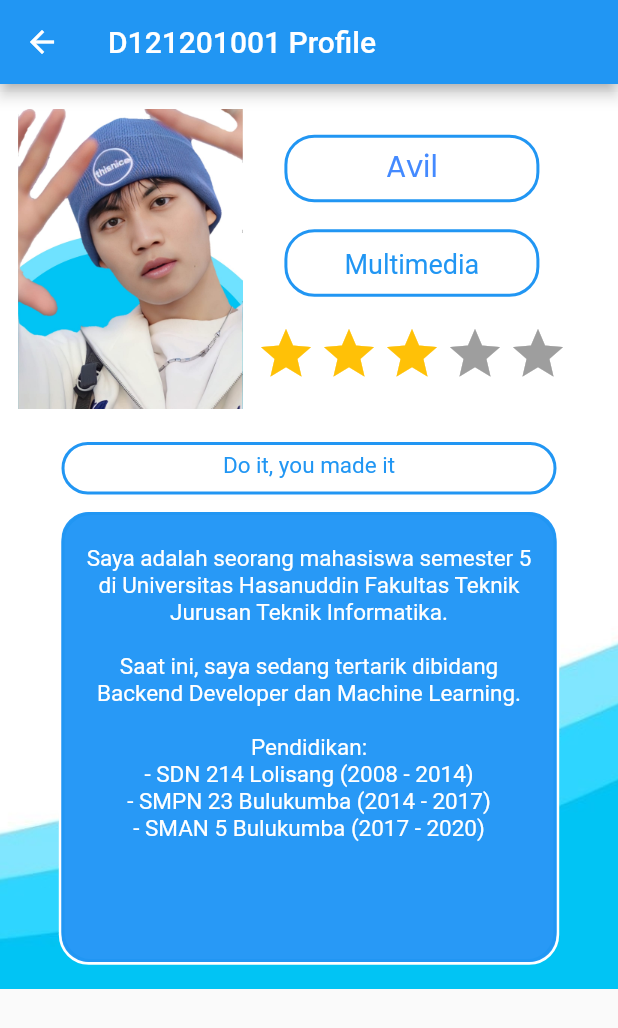
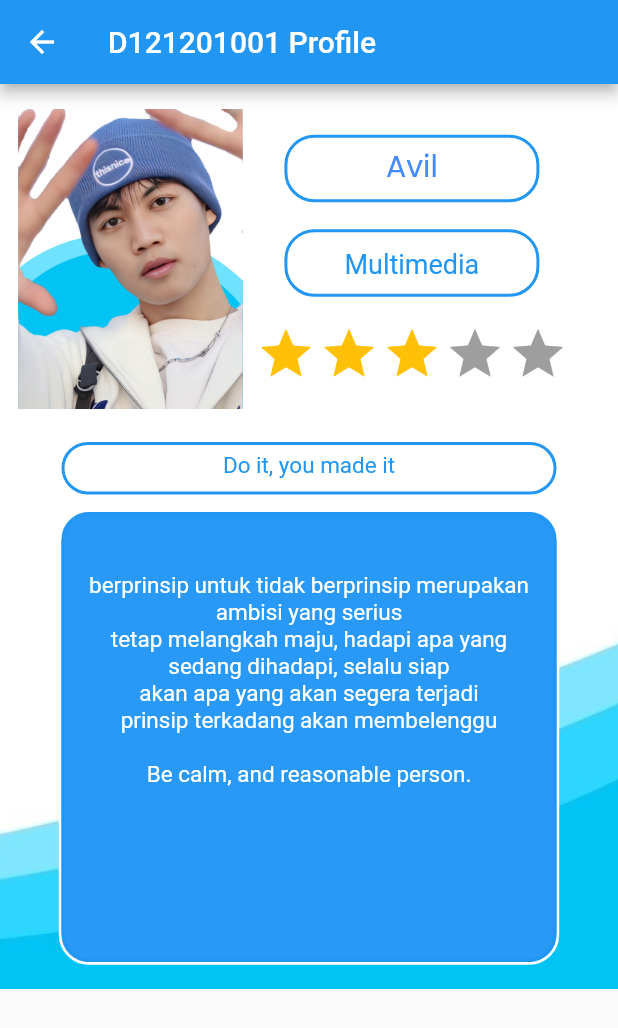
Before and after one commit to tif-uh-mobile/flutter-study, a Flutter app: the PageDua screen opened directly, on a phone screen of 412 x 824 dp. Shown: the top 1028 px of the screen. Run offline on Flutter 3.47's test engine with Material 2 defaults, Android fonts, the phone set to English and light mode, and no system bars; drawn by our look-alikes of flutter_rating_bar.

Commit message:
New Update

```diff
--- a/lib/D121201001_Avil/D121201001_profile_screen.dart
+++ b/lib/D121201001_Avil/D121201001_profile_screen.dart
@@ -95,7 +95,7 @@ class HomePage extends StatelessWidget {
                     ),
                     child: const Center(
                         child: Text(
-                            'Seseorang yang gemar editing, main instrumen musik, dan gaming.',
+                            'Seseorang yang gemar editing, music instrument, & gaming.',
                             textAlign: TextAlign.center,
                             style: TextStyle(
                                 fontFamily: 'Poppins',
@@ -272,12 +272,11 @@ class BackGrad extends StatelessWidget {
                     heightBox: 300,
                     padding: EdgeInsets.only(top: 20, left: 10, right: 10),
                     child: Text(
-                      'Saya adalah seorang mahasiswa semester 5 di Universitas Hasanuddin Fakultas Teknik Jurusan Teknik Informatika.\n\n'
-                      'Saat ini, saya sedang tertarik dibidang Backend Developer dan Machine Learning.\n\n'
-                      'Pendidikan:\n'
-                      '- SDN 214 Lolisang (2008 - 2014)\n'
-                      '- SMPN 23 Bulukumba (2014 - 2017)\n'
-                      '- SMAN 5 Bulukumba (2017 - 2020)\n',
+                      '\nberprinsip untuk tidak berprinsip merupakan ambisi yang serius\n'
+                      'tetap melangkah maju, hadapi apa yang sedang dihadapi, selalu siap\n'
+                      'akan apa yang akan segera terjadi\n'
+                      'prinsip terkadang akan membelenggu\n\n'
+                      'Be calm, and reasonable person.',
                       textAlign: TextAlign.center,
                       style: TextStyle(
                         fontSize: 15,
```
